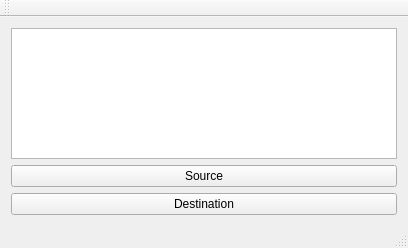
First picture: the form in gui/mainwindow.ui, repository btnpushnmunky/pygallerycreator, before the edit.
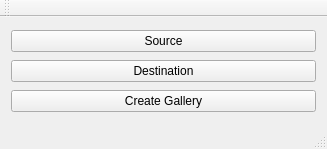
Second picture: the form after the edit.

Commit message: Added stub for create_button

Diff of the .ui file:
```diff
--- a/gui/mainwindow.ui
+++ b/gui/mainwindow.ui
@@ -6,8 +6,8 @@
    <rect>
     <x>0</x>
     <y>0</y>
-    <width>408</width>
-    <height>248</height>
+    <width>327</width>
+    <height>149</height>
    </rect>
   </property>
   <property name="windowTitle">
@@ -15,9 +15,6 @@
   </property>
   <widget class="QWidget" name="centralWidget">
    <layout class="QVBoxLayout" name="verticalLayout">
-    <item>
-     <widget class="QListView" name="listView"/>
-    </item>
     <item>
      <widget class="QPushButton" name="source_button">
       <property name="text">
@@ -32,6 +29,13 @@
       </property>
      </widget>
     </item>
+    <item>
+     <widget class="QPushButton" name="create_button">
+      <property name="text">
+       <string>Create Gallery</string>
+      </property>
+     </widget>
+    </item>
    </layout>
   </widget>
   <widget class="QToolBar" name="mainToolBar">
```
The commit also changes 2 other files.
